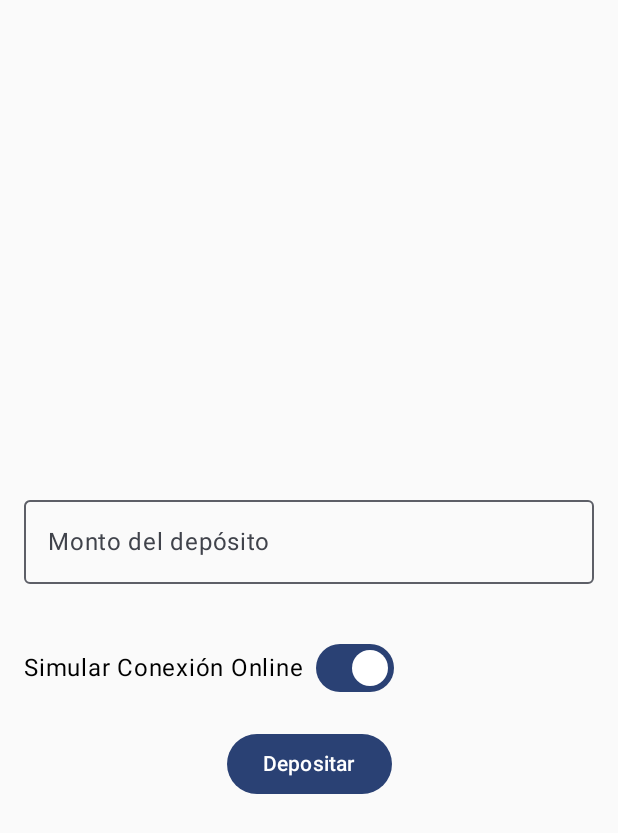
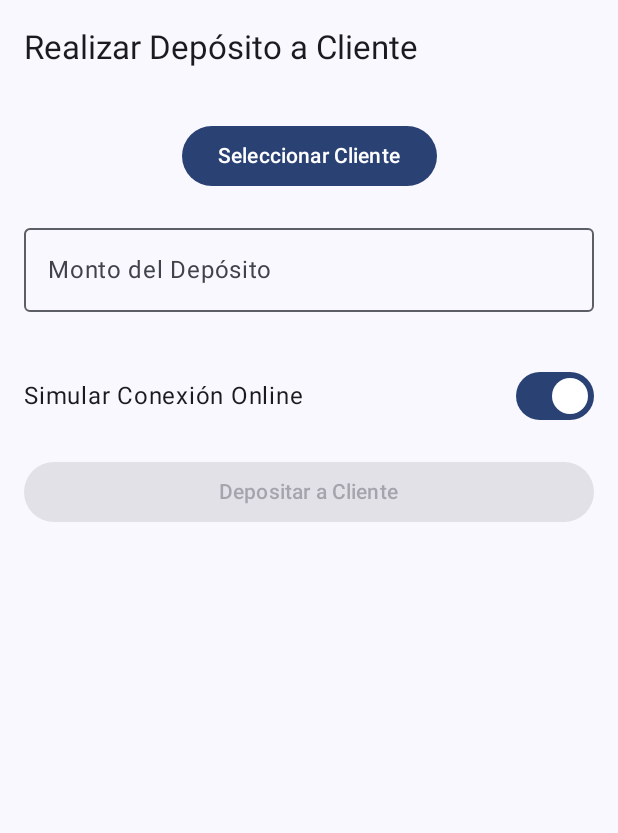
Before and after one commit to elkrdiaco/Kotlin_Mini_POS, an Android app built with Jetpack Compose: the screen it shows after launch (MainActivity), after a tap on "Ir a Depósitos", on a phone screen of 412 x 824 dp. Shown: the top 833 px of the screen. Run offline under Robolectric (Android 15) with nearby library versions, the phone set to English and light mode, and no system bars; our stand-ins replace Dagger/Hilt's generated code, Room's generated code; 1 statement that could not run was skipped.

```diff
--- a/app/src/main/java/com/argm/minipos/MainActivity.kt
+++ b/app/src/main/java/com/argm/minipos/MainActivity.kt
@@ -17,6 +17,8 @@ import com.argm.minipos.ui.screens.HomeScreen
 import com.argm.minipos.ui.screens.SalesHistoryScreen
 import com.argm.minipos.ui.screens.SalesScreen
 import com.argm.minipos.ui.screens.SyncScreen
+// Importar CustomerListScreen
+import com.argm.minipos.ui.screens.customer.CustomerListScreen
 import com.argm.minipos.ui.theme.MiniPOSTheme
 import dagger.hilt.android.AndroidEntryPoint
 
@@ -50,15 +52,17 @@ fun MiniPosApp() {
         composable(AppScreens.SALES_HISTORY_SCREEN) {
             SalesHistoryScreen(navController = navController)
         }
-
         composable(AppScreens.DEPOSIT_SCREEN) {
-            DepositScreen()
+            DepositScreen(navController = navController)
         }
         composable(AppScreens.SYNC_SCREEN) {
             SyncScreen()
         }
-        composable(AppScreens.BALANCE_SCREEN) { // <<<--- AÑADE ESTE BLOQUE
-            BalanceScreen( /* navController = navController */ ) // BalanceScreen podría o no necesitar navController
+        composable(AppScreens.BALANCE_SCREEN) {
+            BalanceScreen( /* navController = navController */ )
+        }
+        composable(AppScreens.CUSTOMER_LIST_SCREEN) {
+            CustomerListScreen( navController = navController )
         }
     }
 }
--- a/app/src/main/java/com/argm/minipos/data/local/AppDatabase.kt
+++ b/app/src/main/java/com/argm/minipos/data/local/AppDatabase.kt
@@ -3,8 +3,12 @@ package com.argm.minipos.data.local
 import androidx.room.Database
 import androidx.room.RoomDatabase
 import androidx.room.TypeConverters
+import com.argm.minipos.data.local.dao.CustomerDao
+import com.argm.minipos.data.local.dao.PendingDepositDao
 import com.argm.minipos.data.local.dao.ProductDao
 import com.argm.minipos.data.local.dao.SaleDao
+import com.argm.minipos.data.model.Customer
+import com.argm.minipos.data.model.PendingDeposit
 import com.argm.minipos.data.model.Product
 import com.argm.minipos.data.model.Sale
 import com.argm.minipos.data.model.SaleItem
@@ -14,13 +18,17 @@ import com.argm.minipos.util.Converters
     entities = [
         Product::class,
         Sale::class,
-        SaleItem::class
+        SaleItem::class,
+        Customer::class,
+        PendingDeposit::class
     ],
-    version = 1,
+    version = 2,
     exportSchema = false
 )
 @TypeConverters(Converters::class)
 abstract class AppDatabase : RoomDatabase() {
     abstract fun productDao(): ProductDao
     abstract fun saleDao(): SaleDao
+    abstract fun customerDao(): CustomerDao
+    abstract fun pendingDepositDao(): PendingDepositDao
 }
--- a/app/src/main/java/com/argm/minipos/data/model/Sale.kt
+++ b/app/src/main/java/com/argm/minipos/data/model/Sale.kt
@@ -10,5 +10,6 @@ data class Sale(
     @PrimaryKey(autoGenerate = true)
     val id: Long = 0,
     val timestamp: Date,
-    val totalAmount: BigDecimal
+    val totalAmount: BigDecimal,
+    val customerRut: String? = null
 )
--- a/app/src/main/java/com/argm/minipos/data/repository/SaleRepository.kt
+++ b/app/src/main/java/com/argm/minipos/data/repository/SaleRepository.kt
@@ -7,7 +7,7 @@ import com.argm.minipos.util.UiResult
 import kotlinx.coroutines.flow.Flow
 
 interface SaleRepository {
-    suspend fun finalizeSale(sale: Sale, items: List<SaleItem>): UiResult<String>
+    suspend fun finalizeSale(sale: Sale, items: List<SaleItem>, customerRut: String?): UiResult<String>
 
     fun getSalesHistory(): Flow<List<SaleWithItems>>
 }
--- a/app/src/main/java/com/argm/minipos/di/DatabaseModule.kt
+++ b/app/src/main/java/com/argm/minipos/di/DatabaseModule.kt
@@ -3,6 +3,8 @@ package com.argm.minipos.di
 import android.content.Context
 import androidx.room.Room
 import com.argm.minipos.data.local.AppDatabase
+import com.argm.minipos.data.local.dao.CustomerDao
+import com.argm.minipos.data.local.dao.PendingDepositDao
 import com.argm.minipos.data.local.dao.ProductDao
 import com.argm.minipos.data.local.dao.SaleDao
 import dagger.Module
@@ -24,6 +26,7 @@ object DatabaseModule {
             AppDatabase::class.java,
             "minipos_database"
         )
+            .fallbackToDestructiveMigration()
             .build()
     }
 
@@ -36,4 +39,14 @@ object DatabaseModule {
     fun provideProductDao(appDatabase: AppDatabase): ProductDao {
         return appDatabase.productDao()
     }
+
+    @Provides
+    fun provideCustomerDao(appDatabase: AppDatabase): CustomerDao {
+        return appDatabase.customerDao()
+    }
+
+    @Provides
+    fun providePendingDepositDao(appDatabase: AppDatabase): PendingDepositDao {
+        return appDatabase.pendingDepositDao()
+    }
 }
--- a/app/src/main/java/com/argm/minipos/ui/navigation/AppScreens.kt
+++ b/app/src/main/java/com/argm/minipos/ui/navigation/AppScreens.kt
@@ -7,5 +7,5 @@ object AppScreens {
     const val DEPOSIT_SCREEN = "deposit_screen"
     const val SYNC_SCREEN = "sync_screen"
     const val BALANCE_SCREEN = "balance_screen"
-
+    const val CUSTOMER_LIST_SCREEN = "customer_list_screen" // <<<--- NUEVA RUTA
 }
--- a/app/src/main/java/com/argm/minipos/ui/screens/DepositScreen.kt
+++ b/app/src/main/java/com/argm/minipos/ui/screens/DepositScreen.kt
@@ -1,86 +1,132 @@
-package com.argm.minipos.ui.screens
+package com.argm.minipos.ui.screens // o com.argm.minipos.ui.screens.deposit
 
-import androidx.compose.foundation.layout.Arrangement
-import androidx.compose.foundation.layout.Column
-import androidx.compose.foundation.layout.Row
-import androidx.compose.foundation.layout.Spacer
-import androidx.compose.foundation.layout.fillMaxWidth
-import androidx.compose.foundation.layout.height
-import androidx.compose.foundation.layout.padding
-import androidx.compose.foundation.layout.width
+import androidx.compose.foundation.layout.*
 import androidx.compose.foundation.text.KeyboardOptions
-import androidx.compose.material3.Button
-import androidx.compose.material3.CircularProgressIndicator
-import androidx.compose.material3.MaterialTheme
-import androidx.compose.material3.OutlinedTextField
-import androidx.compose.material3.Switch
-import androidx.compose.material3.Text
-import androidx.compose.runtime.Composable
-import androidx.compose.runtime.collectAsState
-import androidx.compose.runtime.getValue
+import androidx.compose.material3.*
+import androidx.compose.runtime.*
 import androidx.compose.ui.Alignment
 import androidx.compose.ui.Modifier
+import androidx.compose.ui.platform.LocalLifecycleOwner
 import androidx.compose.ui.text.input.KeyboardType
 import androidx.compose.ui.tooling.preview.Preview
 import androidx.compose.ui.unit.dp
 import androidx.hilt.navigation.compose.hiltViewModel
+import androidx.navigation.NavController
+// Asegúrate que las siguientes importaciones sean correctas para tu estructura de proyecto
+import com.argm.minipos.ui.navigation.AppScreens
+import com.argm.minipos.ui.screens.customer.SELECTED_CUSTOMER_RUT_KEY
+import com.argm.minipos.ui.theme.MiniPOSTheme
 import com.argm.minipos.ui.viewmodel.DepositViewModel
+// import com.argm.minipos.ui.viewmodel.DepositUiState // No es necesario importar UiState aquí si no se usa en Preview
 
+@OptIn(ExperimentalMaterial3Api::class)
 @Composable
-fun DepositScreen(depositViewModel: DepositViewModel = hiltViewModel()) {
+fun DepositScreen(
+    navController: NavController,
+    depositViewModel: DepositViewModel = hiltViewModel()
+) {
     val uiState by depositViewModel.uiState.collectAsState()
+    val lifecycleOwner = LocalLifecycleOwner.current
 
+    LaunchedEffect(key1 = lifecycleOwner, key2 = navController.currentBackStackEntry) {
+        navController.currentBackStackEntry?.savedStateHandle?.getLiveData<String>(SELECTED_CUSTOMER_RUT_KEY)
+            ?.observe(lifecycleOwner) { rut ->
+                if (rut != null) {
+                    depositViewModel.onCustomerSelected(rut)
+                    navController.currentBackStackEntry?.savedStateHandle?.remove<String>(SELECTED_CUSTOMER_RUT_KEY)
+                }
+            }
+    }
+
+    MiniPOSTheme {
+        Scaffold(
+            topBar = {
+                TopAppBar(title = { Text("Realizar Depósito a Cliente") })
+            }
+        ) { paddingValues ->
             Column(
                 modifier = Modifier
+                    .padding(paddingValues)
                     .padding(16.dp)
-            .fillMaxWidth(),
+                    .fillMaxSize(),
                 horizontalAlignment = Alignment.CenterHorizontally,
-        verticalArrangement = Arrangement.Center
+                verticalArrangement = Arrangement.spacedBy(16.dp)
             ) {
-        Spacer(modifier = Modifier.height(50.dp))
+
+                // Selección de Cliente
+                if (uiState.selectedCustomerRut != null) {
+                    Text("Cliente: ${uiState.selectedCustomerName ?: uiState.selectedCustomerRut}")
+                    Row(horizontalArrangement = Arrangement.spacedBy(8.dp)) {
+                        Button(onClick = {
+                            navController.navigate(AppScreens.CUSTOMER_LIST_SCREEN)
+                        }) {
+                            Text("Cambiar")
+                        }
+                        Button(onClick = { depositViewModel.clearCustomerSelection() }) {
+                            Text("Limpiar")
+                        }
+                    }
+                } else {
+                    Button(onClick = {
+                        navController.navigate(AppScreens.CUSTOMER_LIST_SCREEN)
+                    }) {
+                        Text("Seleccionar Cliente")
+                    }
+                }
+
+                // Campo para el Monto
                 OutlinedTextField(
                     value = uiState.amount,
                     onValueChange = { depositViewModel.onAmountChange(it) },
-            label = { Text("Monto del depósito") },
+                    label = { Text("Monto del Depósito") },
                     keyboardOptions = KeyboardOptions(keyboardType = KeyboardType.Number),
+                    singleLine = true,
                     modifier = Modifier.fillMaxWidth(),
-            isError = uiState.amountError != null,
+                    isError = uiState.isError,
                     supportingText = {
-                uiState.amountError?.let { Text(it, color = MaterialTheme.colorScheme.error) }
+                        if (uiState.isError && uiState.message != null) { // Mostrar mensaje solo si es error y hay mensaje
+                            Text(uiState.message!!, color = MaterialTheme.colorScheme.error)
+                        }
                     }
                 )
 
-        Spacer(modifier = Modifier.height(16.dp))
-
+                // Switch de Conexión Online/Offline
                 Row(
                     verticalAlignment = Alignment.CenterVertically,
-            modifier = Modifier.fillMaxWidth()
+                    modifier = Modifier.fillMaxWidth(),
+                    horizontalArrangement = Arrangement.SpaceBetween
                 ) {
                     Text("Simular Conexión Online")
-            Spacer(modifier = Modifier.width(8.dp))
                     Switch(
                         checked = uiState.isOnline,
                         onCheckedChange = { depositViewModel.onOnlineStatusChange(it) }
                     )
                 }
+                // No se necesita Spacer aquí porque Column ya tiene spacedBy(16.dp)
 
-        Spacer(modifier = Modifier.height(16.dp))
-
+                // Botón para Realizar Depósito
                 Button(
                     onClick = { depositViewModel.performDeposit() },
-            enabled = !uiState.isLoading
+                    enabled = !uiState.isLoading && uiState.selectedCustomerRut != null && uiState.amount.isNotBlank(),
+                    modifier = Modifier.fillMaxWidth()
                 ) {
                     if (uiState.isLoading) {
-                CircularProgressIndicator(modifier = Modifier.height(24.dp))
+                        CircularProgressIndicator(modifier = Modifier.size(24.dp), color = MaterialTheme.colorScheme.onPrimary)
                     } else {
-                Text("Depositar")
+                        Text("Depositar a Cliente")
                     }
                 }
 
-        Spacer(modifier = Modifier.height(16.dp))
-
-        uiState.operationResult?.let {
-            Text(it, color = if (uiState.isError) MaterialTheme.colorScheme.error else MaterialTheme.colorScheme.primary)
+                // Mensajes generales (éxito o mensajes informativos)
+                // Se mostrará si NO es un error (los errores de campo los muestra el OutlinedTextField si isError y message están seteados)
+                // Y si depositSuccess es true (para mostrar el mensaje de éxito combinado)
+                if (uiState.depositSuccess && uiState.message != null) {
+                    Text(
+                        text = uiState.message!!,
+                        color = MaterialTheme.colorScheme.primary // Asumiendo éxito
+                    )
+                }
+            }
         }
     }
 }
@@ -88,7 +134,5 @@ fun DepositScreen(depositViewModel: DepositViewModel = hiltViewModel()) {
 @Preview(showBackground = true)
 @Composable
 fun DepositScreenPreview() {
-    // Preview con un ViewModel de Hilt puede requerir configuración adicional
-    // o un ViewModel falso para una previsualización aislada.
-    DepositScreen()
+    Text("Preview no disponible para esta pantalla completa con NavController y ViewModel.")
 }
--- a/app/src/main/java/com/argm/minipos/ui/screens/SyncScreen.kt
+++ b/app/src/main/java/com/argm/minipos/ui/screens/SyncScreen.kt
@@ -98,7 +98,9 @@ fun PendingOperationItem(operation: PendingOperation) {
         Column(modifier = Modifier.padding(16.dp), verticalArrangement = Arrangement.spacedBy(4.dp)) {
             Text("ID: ${operation.id}", style = MaterialTheme.typography.labelSmall)
             Text("Tipo: ${operation.type.uppercase()}", style = MaterialTheme.typography.titleSmall)
-            Text("Data: ${operation.data.map { "${it.key}: ${it.value}" }.joinToString()}", style = MaterialTheme.typography.bodyMedium)
+            Text("RUT: ${operation.data.getOrDefault("rut", "N/A")}", style = MaterialTheme.typography.titleSmall)
+            Text("Nombre: ${operation.data.getOrDefault("customerName", "N/A")}", style = MaterialTheme.typography.titleSmall)
+            Text("Monto del Deposito: ${operation.data.getOrDefault("amount", "N/A")}", style = MaterialTheme.typography.titleSmall)
             Text(
                 "Registrado: ${dateFormatter.format(Date(operation.timestamp))}",
                 style = MaterialTheme.typography.bodySmall
--- a/app/src/main/java/com/argm/minipos/ui/widgets/home/HomeScreenMainContent.kt
+++ b/app/src/main/java/com/argm/minipos/ui/widgets/home/HomeScreenMainContent.kt
@@ -9,6 +9,7 @@ import androidx.compose.foundation.lazy.LazyColumn
 import androidx.compose.foundation.lazy.items
 import androidx.compose.material.icons.Icons
 import androidx.compose.material.icons.filled.AccountBalance
+import androidx.compose.material.icons.filled.People
 import androidx.compose.material.icons.filled.Sync
 import androidx.compose.material.icons.outlined.AccountBalanceWallet
 import androidx.compose.material.icons.outlined.ProductionQuantityLimits
@@ -59,14 +60,6 @@ fun HomeScreenMainContent(
             Icon(Icons.Filled.Sync, contentDescription = "Sincronización", modifier = Modifier.padding(end = 8.dp))
             Text("Ir a Sincronización")
         }
-        Spacer(modifier = Modifier.height(8.dp)) // Espacio antes del nuevo botón
-        Button( // <<<--- NUEVO BOTÓN PARA BALANCE
-            onClick = { navController.navigate(AppScreens.BALANCE_SCREEN) },
-            modifier = Modifier.fillMaxWidth()
-        ) {
-            Icon(Icons.Filled.AccountBalance, contentDescription = "Balance", modifier = Modifier.padding(end = 8.dp))
-            Text("Consultar Balance")
-        }
         Spacer(modifier = Modifier.height(8.dp))
         Button(
             onClick = { navController.navigate(AppScreens.SALES_SCREEN) },
```
Also changed, not shown: app/src/main/java/com/argm/minipos/data/repository/SaleRepositoryImpl.kt (+28 -2 lines), app/src/main/java/com/argm/minipos/di/RepositoryModule.kt (+8 -0 lines), app/src/main/java/com/argm/minipos/ui/screens/SalesScreen.kt (+32 -0 lines), app/src/main/java/com/argm/minipos/ui/viewmodel/DepositViewModel.kt (+135 -66 lines), app/src/main/java/com/argm/minipos/ui/viewmodel/SalesViewModel.kt (+78 -7 lines), app/src/main/java/com/argm/minipos/ui/viewmodel/SyncViewModel.kt (+115 -43 lines), app/src/main/java/com/argm/minipos/util/UiResult.kt (+23 -4 lines). Lines whose indentation alone changed are shown as unchanged.
